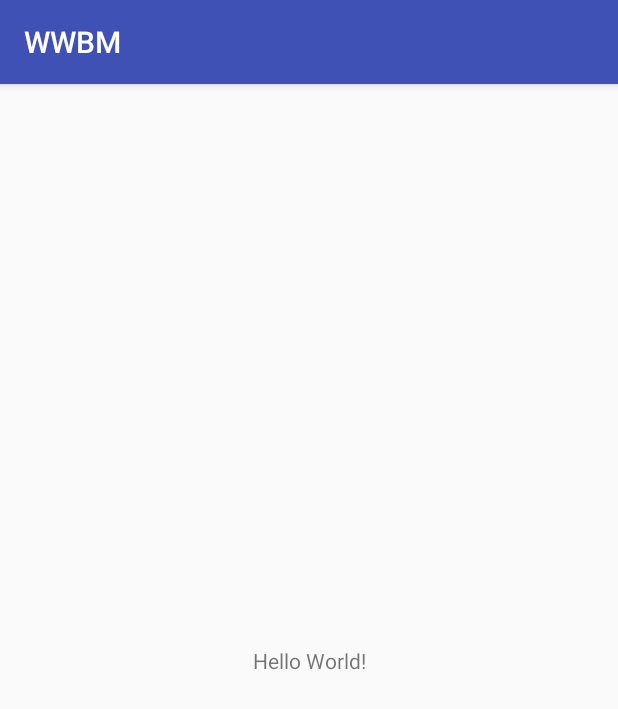
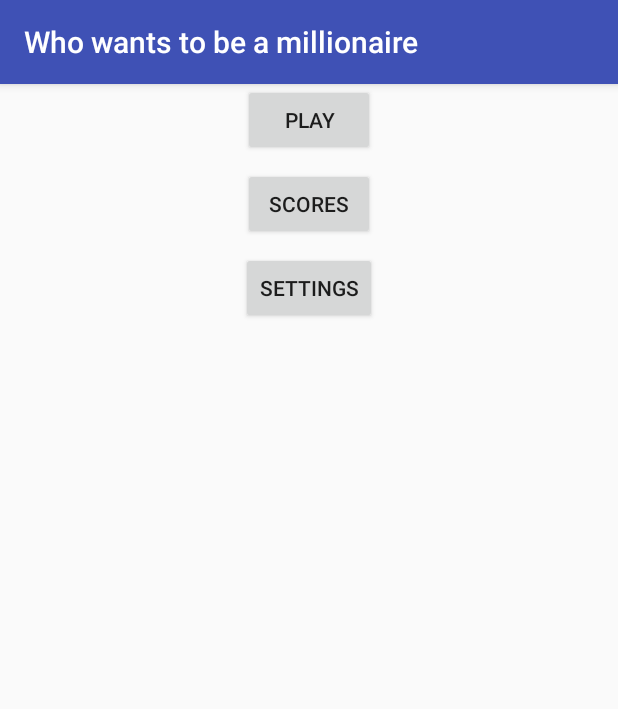
Before and after one commit to VaKs/Android.WWBM, an Android app: the screen it shows after launch (MainActivity), on a phone screen of 412 x 824 dp. Shown: the top 709 px of the screen. Run offline under Robolectric (Android 15) with nearby library versions, the phone set to English and light mode, and no system bars.

Commit message:
Enlazado el menu y empezada la pantalla settings

```diff
--- a/app/src/main/AndroidManifest.xml
+++ b/app/src/main/AndroidManifest.xml
@@ -16,6 +16,12 @@
                 <category android:name="android.intent.category.LAUNCHER" />
             </intent-filter>
         </activity>
+        <activity android:name=".PlayActivity">
+
+        </activity>
+        <activity android:name=".SettingsActivity">
+
+        </activity>
     </application>
 
 </manifest>
--- a/app/src/main/java/dsm/servabo/wwbm/MainActivity.java
+++ b/app/src/main/java/dsm/servabo/wwbm/MainActivity.java
@@ -1,7 +1,11 @@
 package dsm.servabo.wwbm;
 
+import android.content.Intent;
 import android.support.v7.app.AppCompatActivity;
 import android.os.Bundle;
+import android.view.View;
+import android.widget.Button;
+import android.widget.TextView;
 
 public class MainActivity extends AppCompatActivity {
 
@@ -9,5 +13,22 @@ public class MainActivity extends AppCompatActivity {
     protected void onCreate(Bundle savedInstanceState) {
         super.onCreate(savedInstanceState);
         setContentView(R.layout.activity_main);
+
+        Button play = findViewById(R.id.btnPlay);
+        play.setOnClickListener(new View.OnClickListener() {
+            @Override
+            public void onClick(View v) {
+                Intent intent = new Intent(getApplicationContext(),PlayActivity.class);
+                startActivity(intent);
+            }
+        });
+        Button settings = findViewById(R.id.btnSettings);
+        settings.setOnClickListener(new View.OnClickListener() {
+            @Override
+            public void onClick(View v) {
+                Intent intent = new Intent(getApplicationContext(),SettingsActivity.class);
+                startActivity(intent);
+            }
+        });
     }
 }
--- a/app/src/main/res/layout/activity_main.xml
+++ b/app/src/main/res/layout/activity_main.xml
@@ -6,13 +6,35 @@
     android:layout_height="match_parent"
     tools:context="dsm.servabo.wwbm.MainActivity">
 
-    <TextView
+    <Button
+        android:id="@+id/btnPlay"
         android:layout_width="wrap_content"
         android:layout_height="wrap_content"
-        android:text="Hello World!"
-        app:layout_constraintBottom_toBottomOf="parent"
-        app:layout_constraintLeft_toLeftOf="parent"
-        app:layout_constraintRight_toRightOf="parent"
+        android:text="@string/play"
+        app:layout_constraintEnd_toEndOf="parent"
+        app:layout_constraintStart_toStartOf="parent"
         app:layout_constraintTop_toTopOf="parent" />
 
+    <Button
+        android:id="@+id/btnScores"
+        android:layout_width="wrap_content"
+        android:layout_height="wrap_content"
+        android:layout_marginTop="8dp"
+        android:text="@string/scores"
+        app:layout_constraintEnd_toEndOf="parent"
+        app:layout_constraintStart_toStartOf="parent"
+        app:layout_constraintTop_toBottomOf="@+id/btnPlay" />
+
+    <Button
+        android:id="@+id/btnSettings"
+        android:layout_width="wrap_content"
+        android:layout_height="wrap_content"
+        android:layout_marginEnd="8dp"
+        android:layout_marginStart="8dp"
+        android:layout_marginTop="8dp"
+        android:text="@string/settings"
+        app:layout_constraintEnd_toEndOf="parent"
+        app:layout_constraintStart_toStartOf="parent"
+        app:layout_constraintTop_toBottomOf="@+id/btnScores" />
+
 </android.support.constraint.ConstraintLayout>
--- a/app/src/main/res/values/strings.xml
+++ b/app/src/main/res/values/strings.xml
@@ -1,3 +1,10 @@
 <resources>
-    <string name="app_name">WWBM</string>
+    <string name="app_name">Who wants to be a millionaire</string>
+    <string name="play">Play</string>
+    <string name="credits">Credits</string>
+    <string name="scores">Scores</string>
+    <string name="settings">Settings</string>
+    <!-- settings -->
+    <string name="name">Name:</string>
+    <string name="enterYourName">Enter your Name</string>
 </resources>
```
Also changed, not shown: app/src/main/java/dsm/servabo/wwbm/CreditsActivity.java (added, +15 -0 lines), app/src/main/java/dsm/servabo/wwbm/PlayActivity.java (added, +15 -0 lines), app/src/main/java/dsm/servabo/wwbm/ScoresActivity.java (added, +15 -0 lines), app/src/main/java/dsm/servabo/wwbm/SettingsActivity.java (added, +15 -0 lines), app/src/main/res/layout/activity_credits.xml (added, +22 -0 lines), app/src/main/res/layout/activity_play.xml (added, +22 -0 lines), app/src/main/res/layout/activity_scores.xml (added, +22 -0 lines), app/src/main/res/layout/activity_settings.xml (added, +55 -0 lines).
